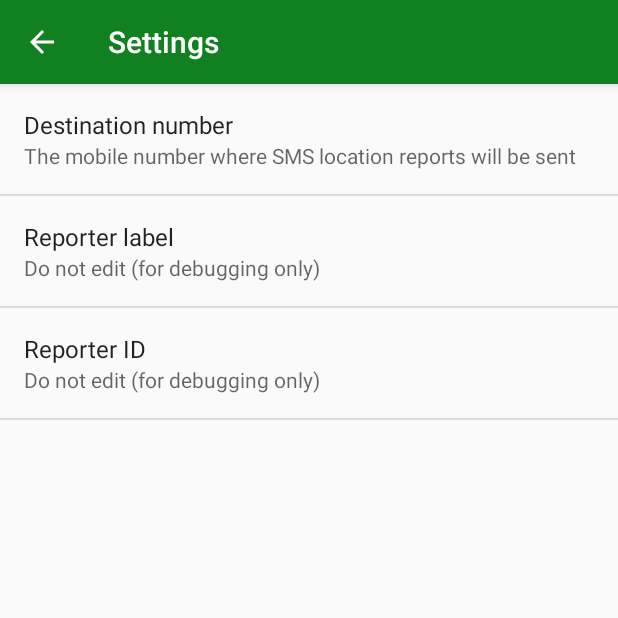
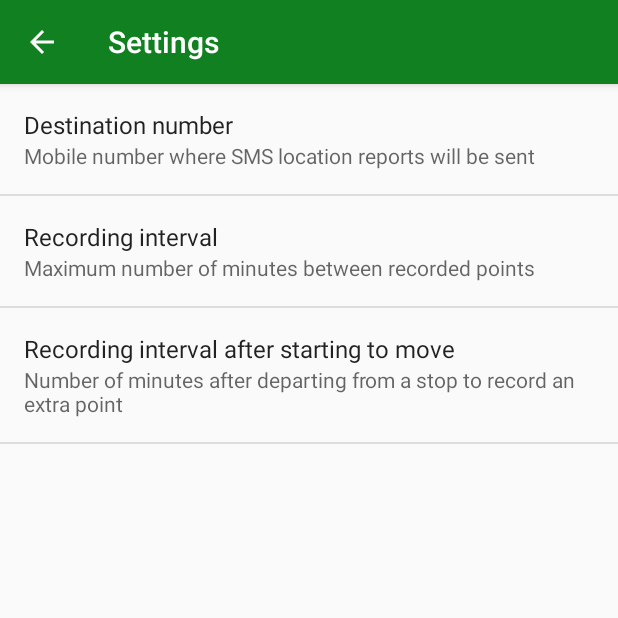
Before and after one commit to zestyping/fleetreporter, an Android app: the SettingsActivity screen opened directly, with no data from a screen before it, on a phone screen of 412 x 824 dp, the top half of it. Run offline under Robolectric (Android 15) with nearby library versions, the phone set to English and light mode, and no system bars.

Commit message:
Add preference settings for the reporting interval.

```diff
--- a/app/src/main/java/ca/zesty/fleetreporter/Prefs.java
+++ b/app/src/main/java/ca/zesty/fleetreporter/Prefs.java
@@ -5,4 +5,6 @@ public class Prefs {
     static final String DESTINATION_NUMBER = "pref_destination_number";
     static final String REPORTER_ID = "pref_reporter_id";
     static final String REPORTER_LABEL = "pref_reporter_label";
+    static final String RECORDING_INTERVAL = "pref_recording_interval";
+    static final String RECORDING_INTERVAL_AFTER_GO = "pref_recording_interval_after_go";
 }
--- a/app/src/main/java/ca/zesty/fleetreporter/SettingsActivity.java
+++ b/app/src/main/java/ca/zesty/fleetreporter/SettingsActivity.java
@@ -7,7 +7,7 @@ public class SettingsActivity extends BaseActivity {
     @Override public void onCreate(Bundle savedInstanceState) {
         super.onCreate(savedInstanceState);
         setTitle("Settings");
-        getSupportActionBar().setDisplayHomeAsUpEnabled(true);
+        getSupportActionBar().setHomeButtonEnabled(true);
         getFragmentManager().beginTransaction()
             .replace(android.R.id.content, new SettingsFragment())
             .commit();
--- a/app/src/main/res/xml/preferences.xml
+++ b/app/src/main/res/xml/preferences.xml
@@ -5,19 +5,24 @@
   <EditTextPreference
       android:key="pref_destination_number"
       android:title="Destination number"
-      android:summary="The mobile number where SMS location reports will be sent"
+      android:summary="Mobile number where SMS location reports will be sent"
       android:hint="A mobile number starting with +"
       android:defaultValue="" />
 
   <EditTextPreference
-      android:key="pref_reporter_label"
-      android:title="Reporter label"
-      android:summary="Do not edit (for debugging only)"
-      android:defaultValue="" />
+      android:key="pref_recording_interval"
+      android:title="Recording interval"
+      android:summary="Maximum number of minutes between recorded points"
+      android:numeric="decimal"
+      android:inputType="numberDecimal"
+      android:defaultValue="10" />
 
   <EditTextPreference
-      android:key="pref_reporter_id"
-      android:title="Reporter ID"
-      android:summary="Do not edit (for debugging only)"
-      android:defaultValue="" />
+      android:key="pref_recording_interval_after_go"
+      android:title="Recording interval after starting to move"
+      android:summary="Number of minutes after departing from a stop to record an extra point"
+      android:numeric="decimal"
+      android:inputType="numberDecimal"
+      android:defaultValue="1" />
+
 </PreferenceScreen>
```
Also changed, not shown: app/src/main/java/ca/zesty/fleetreporter/LocationService.java (+8 -8 lines), app/src/main/java/ca/zesty/fleetreporter/Utils.java (+8 -0 lines).
